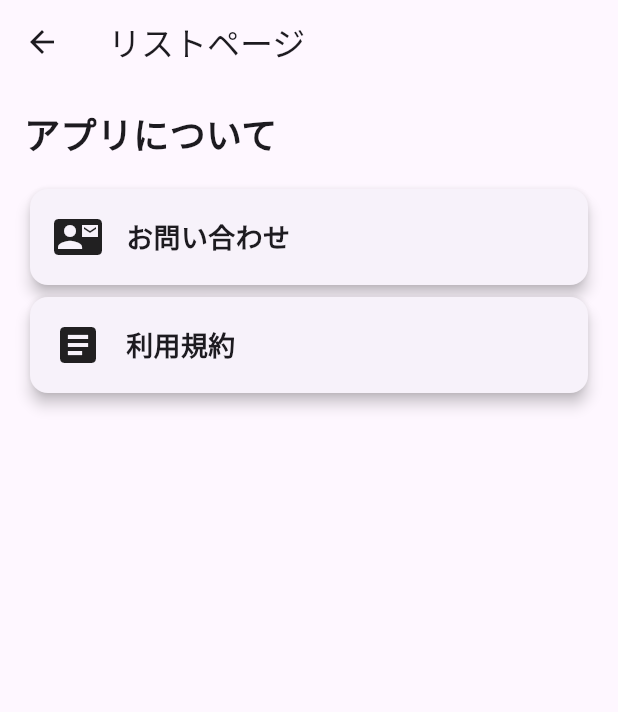
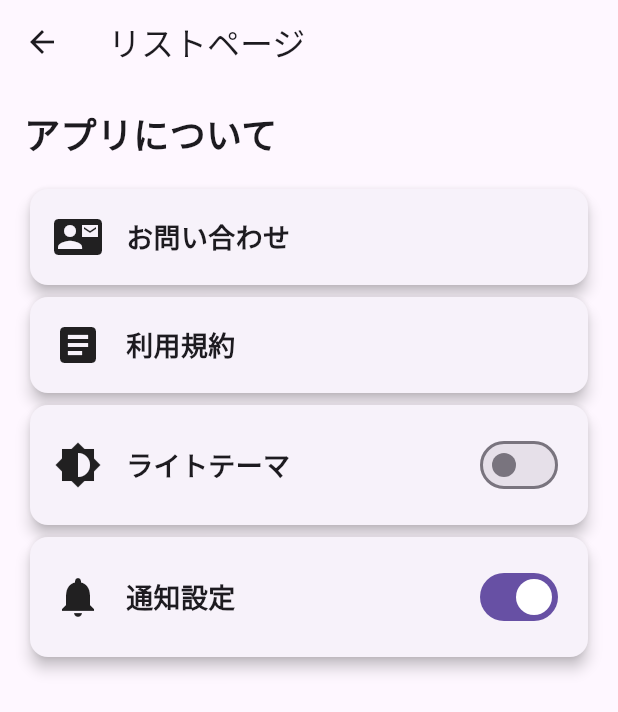
Before and after one commit to I-Shizu/fight_memory, a Flutter app: the ListPage screen opened directly, on a phone screen of 412 x 824 dp. Shown: the top 712 px of the screen. Run offline on Flutter 3.47's test engine with Material 3 defaults, Android fonts, the phone set to English and light mode, and no system bars; our stand-ins replace flutter_riverpod, freezed_annotation, google_fonts, image_picker, permission_handler, sqflite and 1 more; accounts and stored records are empty.

Commit message:
通知とテーマの画面部分のみ追加

```diff
--- a/lib/Provider/providers.dart
+++ b/lib/Provider/providers.dart
@@ -36,3 +36,27 @@ final postImageFileProvider = StateProvider<File?>((ref) {
 
 //写真フォルダへのアクセス許可を管理
 final permissionGrantedProvider = StateProvider<bool>((ref) => false);
+
+//テーマプロバイダの定義
+final themeProvider = StateNotifierProvider<ThemeNotifier, bool>((ref) {
+  return ThemeNotifier();
+});
+
+//通知プロバイダの定義
+final notificationProvider = StateNotifierProvider<NotificationNotifier, bool>((ref) {
+  return NotificationNotifier();
+});
+
+// テーマ状態を管理する StateNotifier
+class ThemeNotifier extends StateNotifier<bool> {
+  ThemeNotifier() : super(false); // 初期値はライトテーマ(false)
+
+  void toggleTheme() => state = !state;
+}
+
+// 通知状態を管理する StateNotifier
+class NotificationNotifier extends StateNotifier<bool> {
+  NotificationNotifier() : super(true); // 初期値は通知オン(true)
+
+  void toggleNotification() => state = !state;
+}
--- a/lib/Ui/Pages/list_page.dart
+++ b/lib/Ui/Pages/list_page.dart
@@ -1,11 +1,17 @@
-import 'package:fight_app2/Ui/Pages/web_view_page.dart';
 import 'package:flutter/material.dart';
+import 'package:flutter_riverpod/flutter_riverpod.dart';
+import '../../Provider/providers.dart';
+import 'web_view_page.dart';
 
-class ListPage extends StatelessWidget {
+class ListPage extends ConsumerWidget {
   const ListPage({super.key});
 
   @override
-  Widget build(BuildContext context) {
+  Widget build(BuildContext context, WidgetRef ref) {
+    // プロバイダから状態を取得
+    final isDarkTheme = ref.watch(themeProvider);
+    final isNotificationEnabled = ref.watch(notificationProvider);
+
     return Scaffold(
       appBar: AppBar(
         title: const Text('リストページ'),
@@ -23,18 +29,20 @@ class ListPage extends StatelessWidget {
             Expanded(
               child: ListView(
                 children: [
-                  _buildCard(
+                  _urlCard(
                     context,
                     icon: Icons.contact_mail,
                     title: 'お問い合わせ',
                     url: 'https://docs.google.com/forms/d/e/1FAIpQLSfC07B7amecHg9ADznRxjbET2gAqhf49W_LebXUP-F_jYVOug/viewform',
                   ),
-                  _buildCard(
+                  _urlCard(
                     context,
                     icon: Icons.article,
                     title: '利用規約',
                     url: 'https://www.kiyac.app/privacypolicy/sBvSLzCgPJ3B7JeCjQOA',
                   ),
+                  _toggleThemeCard(ref, isDarkTheme),
+                  _notificationSettingCard(ref, isNotificationEnabled),
                 ],
               ),
             ),
@@ -44,7 +52,7 @@ class ListPage extends StatelessWidget {
     );
   }
 
-  Widget _buildCard(BuildContext context,
+  Widget _urlCard(BuildContext context,
       {required IconData icon, required String title, required String url}) {
     return Card(
       elevation: 4.0,
@@ -75,4 +83,58 @@ class ListPage extends StatelessWidget {
       ),
     );
   }
+
+  Widget _toggleThemeCard(WidgetRef ref, bool isDarkTheme) {
+    return Card(
+      elevation: 4.0,
+      shape: RoundedRectangleBorder(borderRadius: BorderRadius.circular(12)),
+      child: Padding(
+        padding: const EdgeInsets.all(16.0),
+        child: Row(
+          children: [
+            const Icon(Icons.brightness_6, size: 32),
+            const SizedBox(width: 16),
+            const Text(
+              'ライトテーマ',
+              style: TextStyle(fontSize: 18, fontWeight: FontWeight.bold),
+            ),
+            const Spacer(),
+            Switch(
+              value: isDarkTheme,
+              onChanged: (value) {
+                ref.read(themeProvider.notifier).toggleTheme();
+              },
+            ),
+          ],
+        ),
+      ),
+    );
+  }
+
+  Widget _notificationSettingCard(WidgetRef ref, bool isNotificationEnabled) {
+    return Card(
+      elevation: 4.0,
+      shape: RoundedRectangleBorder(borderRadius: BorderRadius.circular(12)),
+      child: Padding(
+        padding: const EdgeInsets.all(16.0),
+        child: Row(
+          children: [
+            const Icon(Icons.notifications, size: 32),
+            const SizedBox(width: 16),
+            const Text(
+              '通知設定',
+              style: TextStyle(fontSize: 18, fontWeight: FontWeight.bold),
+            ),
+            const Spacer(),
+            Switch(
+              value: isNotificationEnabled,
+              onChanged: (value) {
+                ref.read(notificationProvider.notifier).toggleNotification();
+              },
+            ),
+          ],
+        ),
+      ),
+    );
+  }
 }
```
